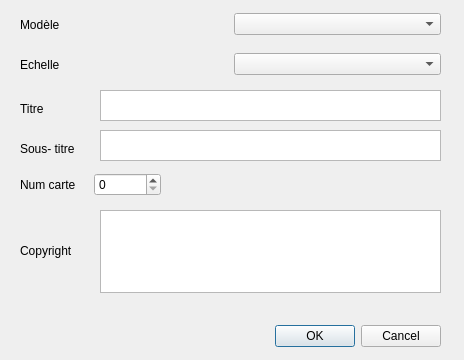
Before: the Qt Designer form templateLoader_dialog_base.ui in PnCevennes/Qgis-plugin-templateLoader, drawn with Qt 5.
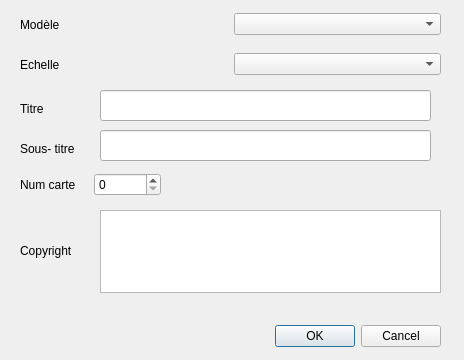
After: the same form once the commit is applied. Icons and pictures are not drawn.

Commit message: Add tabulation order

Diff of the .ui file:
```diff
--- a/templateLoader_dialog_base.ui
+++ b/templateLoader_dialog_base.ui
@@ -84,16 +84,6 @@
     </item>
    </layout>
   </widget>
-  <widget class="QPlainTextEdit" name="txtsubTitle">
-   <property name="geometry">
-    <rect>
-     <x>100</x>
-     <y>130</y>
-     <width>341</width>
-     <height>31</height>
-    </rect>
-   </property>
-  </widget>
   <widget class="QWidget" name="layoutWidget">
    <property name="geometry">
     <rect>
@@ -142,16 +132,6 @@
     </item>
    </layout>
   </widget>
-  <widget class="QPlainTextEdit" name="txtmainTitle">
-   <property name="geometry">
-    <rect>
-     <x>100</x>
-     <y>90</y>
-     <width>341</width>
-     <height>31</height>
-    </rect>
-   </property>
-  </widget>
   <widget class="QListView" name="listViewCopyright">
    <property name="geometry">
     <rect>
@@ -178,6 +158,26 @@
     <string>Copyright</string>
    </property>
   </widget>
+  <widget class="QLineEdit" name="txtmainTitle">
+   <property name="geometry">
+    <rect>
+     <x>100</x>
+     <y>90</y>
+     <width>331</width>
+     <height>31</height>
+    </rect>
+   </property>
+  </widget>
+  <widget class="QLineEdit" name="txtsubTitle">
+   <property name="geometry">
+    <rect>
+     <x>100</x>
+     <y>130</y>
+     <width>331</width>
+     <height>31</height>
+    </rect>
+   </property>
+  </widget>
   <zorder>layoutWidget</zorder>
   <zorder>layoutWidget</zorder>
   <zorder>layoutWidget</zorder>
```
Left out of the diff: 6 changed lines with no effect on the pictures.
